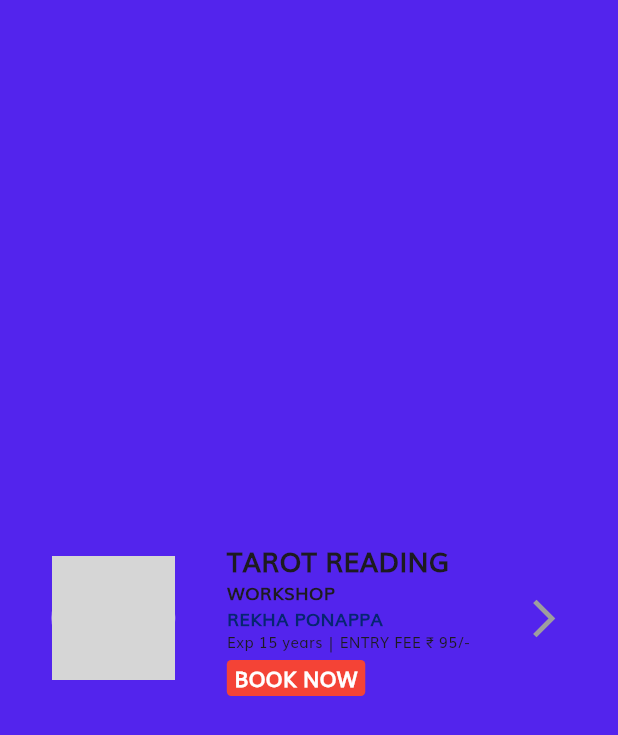
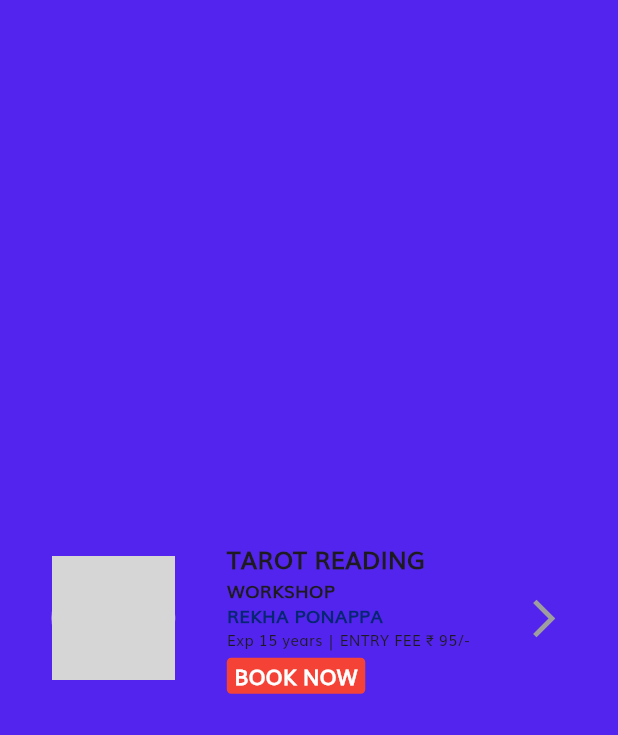
Before and after one commit to qmpgloba/Sitare, a Flutter app: the ProfileViewCarouselHomeWidget widget shown alone on an empty page, opened directly with empty values, on a phone screen of 412 x 824 dp. Shown: the top 735 px of the screen. Run offline on Flutter 3.47's test engine with Material 2 defaults, Android fonts, the phone set to English and light mode, and no system bars; drawn by our look-alikes of auto_size_text; our stand-ins replace carousel_slider, cloud_firestore, dio, firebase_auth, firebase_core, flutter_rating_bar and 5 more; missing offline and left inert: google_mlkit_smart_reply, kommunicate_flutter, whatsapp_unilink; accounts and stored records are empty; network calls fail; grey boxes are pictures that could not be loaded.

Commit message:
overlay issues fixed

```diff
--- a/lib/screens/chat screen/chat_screen.dart
+++ b/lib/screens/chat screen/chat_screen.dart
@@ -109,7 +109,7 @@ class _ChatScreenState extends State<ChatScreen> {
                   builder: (context, value, child) {
                     if (suggestions.isNotEmpty) {
                       return SizedBox(
-                        height: 30,
+                        height: size.width*.1,
                         child: ListView.separated(
                           shrinkWrap: true,
                           scrollDirection: Axis.horizontal,
--- a/lib/screens/home screen/widgets/second_part_widget.dart
+++ b/lib/screens/home screen/widgets/second_part_widget.dart
@@ -64,7 +64,7 @@ class SecondPartWidget extends StatelessWidget {
                     ),
                   ],
                   options: CarouselOptions(
-                    height: size.width * .45,
+                    height: size.width * .5,
                     enlargeCenterPage: true,
                     autoPlay: true,
                     // aspectRatio: 4 / 3,
--- a/lib/widget/profile_widget_carousel.dart
+++ b/lib/widget/profile_widget_carousel.dart
@@ -27,8 +27,8 @@ class ProfileViewCarouselHomeWidget extends StatelessWidget {
               children: [
                 const AutoSizeText(
                   'TAROT READING',
-                  style: TextStyle(fontSize: 18, fontWeight: FontWeight.w900),
-                  maxFontSize: 20,
+                  style: TextStyle(fontSize: 16, fontWeight: FontWeight.w900),
+                  maxFontSize: 18,
                   maxLines: 1,
                 ),
                 const AutoSizeText(
```
